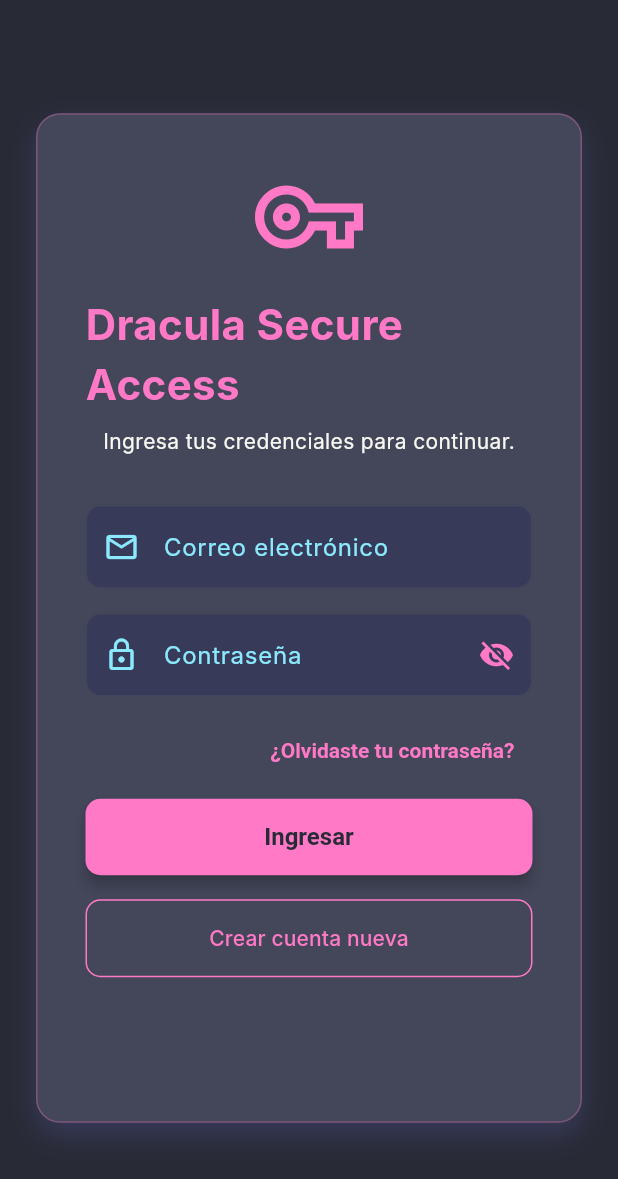
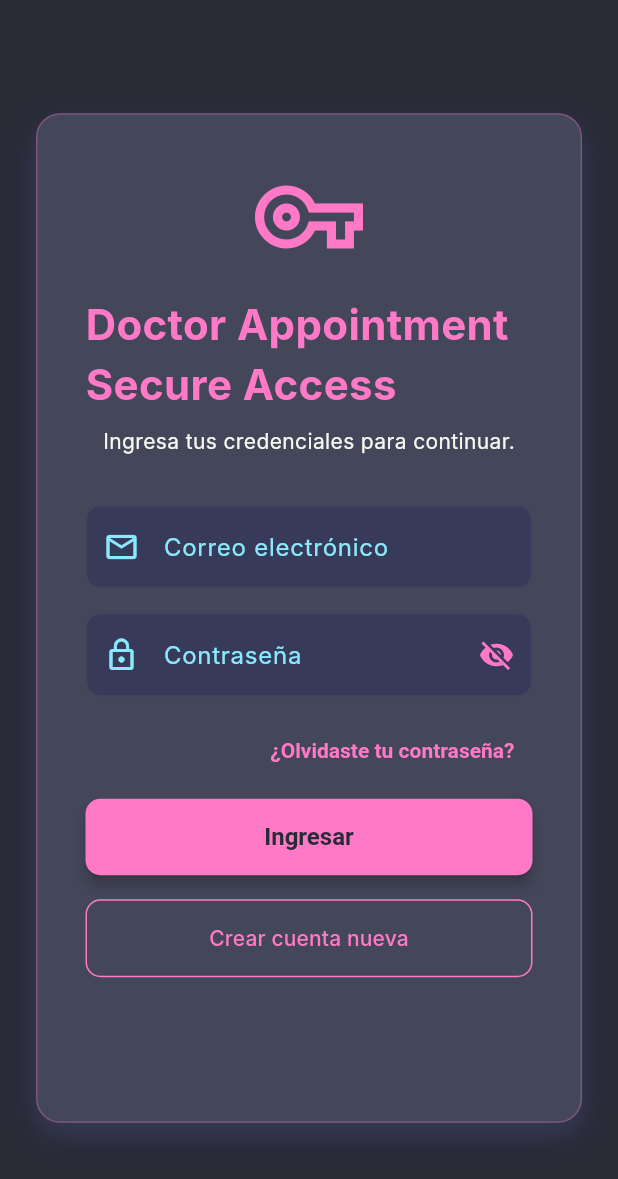
Before and after one commit to Jhonatan-Keb/doctor_appointment_proyect_front, a Flutter app: the screen it shows after launch, on a phone screen of 412 x 824 dp. Shown: the top 1179 px of the screen. Run offline on Flutter 3.47's test engine with Material 3 defaults, Android fonts, the phone set to English and light mode, and no system bars; our stand-ins replace firebase_auth, firebase_core; accounts and stored records are empty; Roboto replaces fonts that are missing (Inter).

Commit message:
Correccion de erroes

```diff
--- a/lib/main.dart
+++ b/lib/main.dart
@@ -309,7 +309,7 @@ class _LoginPageState extends State<LoginPage> {
                     Icon(Icons.vpn_key_outlined, size: 72, color: DraculaThemeColors.primaryPink),
                     const SizedBox(height: 16),
                     const Text(
-                      "Dracula Secure Access",
+                      "Doctor Appointment Secure Access",
                       style: TextStyle(
                         fontSize: 28,
                         fontWeight: FontWeight.w700,
```
